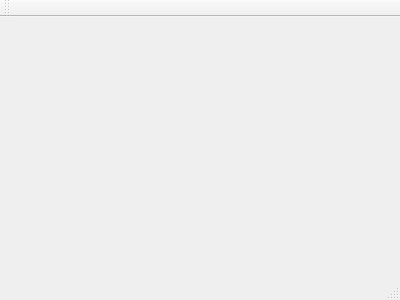
This is Taller/mainwindow.ui in rudygodoy/taller as Qt 5 draws it before an edit. The edited form follows.
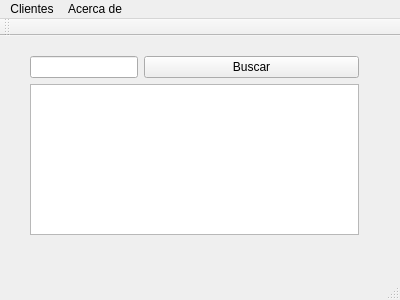
This is the edited form.

```diff
--- a/Taller/mainwindow.ui
+++ b/Taller/mainwindow.ui
@@ -9,16 +9,114 @@
     <height>300</height>
    </rect>
   </property>
-  <property name="windowTitle" >
-   <string>MainWindow</string>
+  <property name="minimumSize">
+   <size>
+    <width>160</width>
+    <height>160</height>
+   </size>
   </property>
-  <widget class="QMenuBar" name="menuBar" />
-  <widget class="QToolBar" name="mainToolBar" />
-  <widget class="QWidget" name="centralWidget" />
-  <widget class="QStatusBar" name="statusBar" />
+  <property name="windowTitle">
+   <string>Speed Factory</string>
+  </property>
+  <property name="toolTip">
+   <string/>
+  </property>
+  <property name="statusTip">
+   <string>Speed Factory Software (c) 2012</string>
+  </property>
+  <property name="whatsThis">
+   <string extracomment="Speed Factory Software"/>
+  </property>
+  <property name="locale">
+   <locale language="Spanish" country="Peru"/>
+  </property>
+  <widget class="QWidget" name="centralWidget">
+   <widget class="QWidget" name="formLayoutWidget">
+    <property name="geometry">
+     <rect>
+      <x>19</x>
+      <y>9</y>
+      <width>351</width>
+      <height>201</height>
+     </rect>
+    </property>
+    <layout class="QFormLayout" name="formLayout">
+     <item row="0" column="0">
+      <widget class="QLineEdit" name="lineEdit"/>
+     </item>
+     <item row="0" column="1">
+      <widget class="QPushButton" name="pushButton_BuscarCliente">
+       <property name="text">
+        <string>Buscar</string>
+       </property>
+      </widget>
+     </item>
+     <item row="1" column="0" colspan="2">
+      <widget class="QTableView" name="tableView"/>
+     </item>
+    </layout>
+   </widget>
+  </widget>
+  <widget class="QMenuBar" name="menuBar">
+   <property name="geometry">
+    <rect>
+     <x>0</x>
+     <y>0</y>
+     <width>400</width>
+     <height>22</height>
+    </rect>
+   </property>
+   <widget class="QMenu" name="menuCliente">
+    <property name="title">
+     <string>Clientes</string>
+    </property>
+    <addaction name="actionBuscarCliente"/>
+    <addaction name="actionRegistrarCliente"/>
+   </widget>
+   <widget class="QMenu" name="menuAcerca_de">
+    <property name="title">
+     <string>Acerca de</string>
+    </property>
+    <addaction name="actionAbout"/>
+   </widget>
+   <addaction name="menuCliente"/>
+   <addaction name="menuAcerca_de"/>
+  </widget>
+  <widget class="QToolBar" name="mainToolBar">
+   <attribute name="toolBarArea">
+    <enum>TopToolBarArea</enum>
+   </attribute>
+   <attribute name="toolBarBreak">
+    <bool>false</bool>
+   </attribute>
+  </widget>
+  <widget class="QStatusBar" name="statusBar"/>
+  <action name="actionBuscarCliente">
+   <property name="text">
+    <string>Buscar</string>
+   </property>
+   <property name="shortcut">
+    <string>B</string>
+   </property>
+  </action>
+  <action name="actionRegistrarCliente">
+   <property name="text">
+    <string>Registrar</string>
+   </property>
+   <property name="toolTip">
+    <string>Registrar cliente</string>
+   </property>
+   <property name="shortcut">
+    <string>R</string>
+   </property>
+  </action>
+  <action name="actionAbout">
+   <property name="text">
+    <string>Speed Factory</string>
+   </property>
+  </action>
  </widget>
- <layoutDefault spacing="6" margin="11" />
- <pixmapfunction></pixmapfunction>
+ <layoutdefault spacing="6" margin="11"/>
  <resources/>
  <connections/>
 </ui>
```
Left out of the diff: 5 changed lines with no effect on the pictures.
